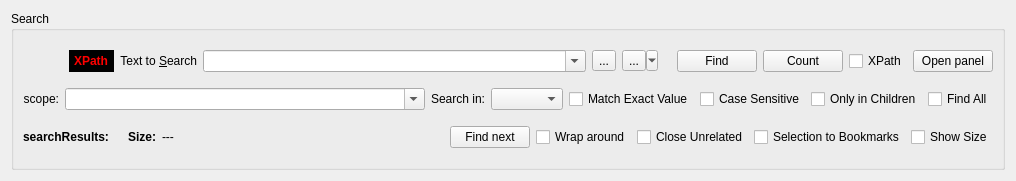
Old version of the form src/modules/search/searchwidget.ui in the repository lbellonda/qxmledit.
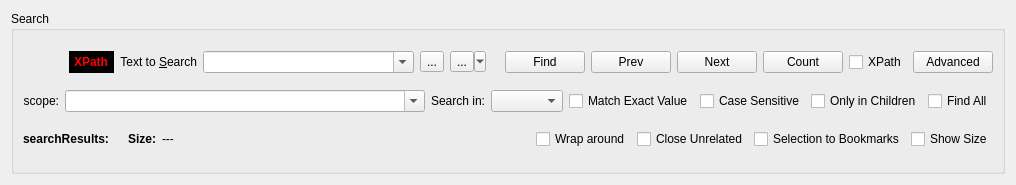
New version of the form. Icons and pictures are not drawn.

Commit message: Completed search next/previous.

Diff of the .ui file:
```diff
--- a/src/modules/search/searchwidget.ui
+++ b/src/modules/search/searchwidget.ui
@@ -7,7 +7,7 @@
     <x>0</x>
     <y>0</y>
     <width>1016</width>
-    <height>181</height>
+    <height>185</height>
    </rect>
   </property>
   <property name="windowTitle">
@@ -152,6 +152,26 @@
           </property>
          </widget>
         </item>
+        <item>
+         <widget class="QPushButton" name="cmdPrev">
+          <property name="toolTip">
+           <string>Find previous</string>
+          </property>
+          <property name="text">
+           <string>Prev</string>
+          </property>
+         </widget>
+        </item>
+        <item>
+         <widget class="QPushButton" name="cmdNext">
+          <property name="toolTip">
+           <string>Find Next</string>
+          </property>
+          <property name="text">
+           <string>Next</string>
+          </property>
+         </widget>
+        </item>
         <item>
          <widget class="QPushButton" name="counting">
           <property name="text">
@@ -169,7 +189,7 @@
         <item>
          <widget class="QPushButton" name="cmdOpenAdvancedPanel">
           <property name="text">
-           <string>Open panel</string>
+           <string>Advanced</string>
           </property>
          </widget>
         </item>
@@ -311,13 +331,6 @@
           </property>
          </spacer>
         </item>
-        <item>
-         <widget class="QPushButton" name="cmdNext">
-          <property name="text">
-           <string>Find next</string>
-          </property>
-         </widget>
-        </item>
         <item>
          <widget class="QCheckBox" name="wrapAround">
           <property name="text">
```
Left out of the diff: 4 changed lines with no effect on the pictures. The commit also changes 14 other files.
